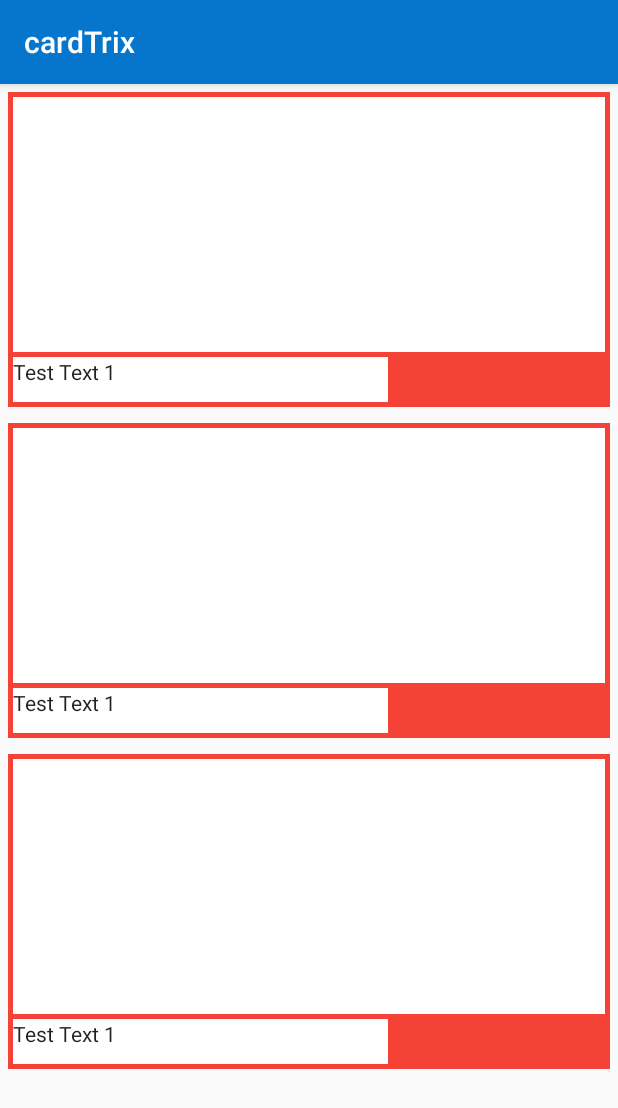
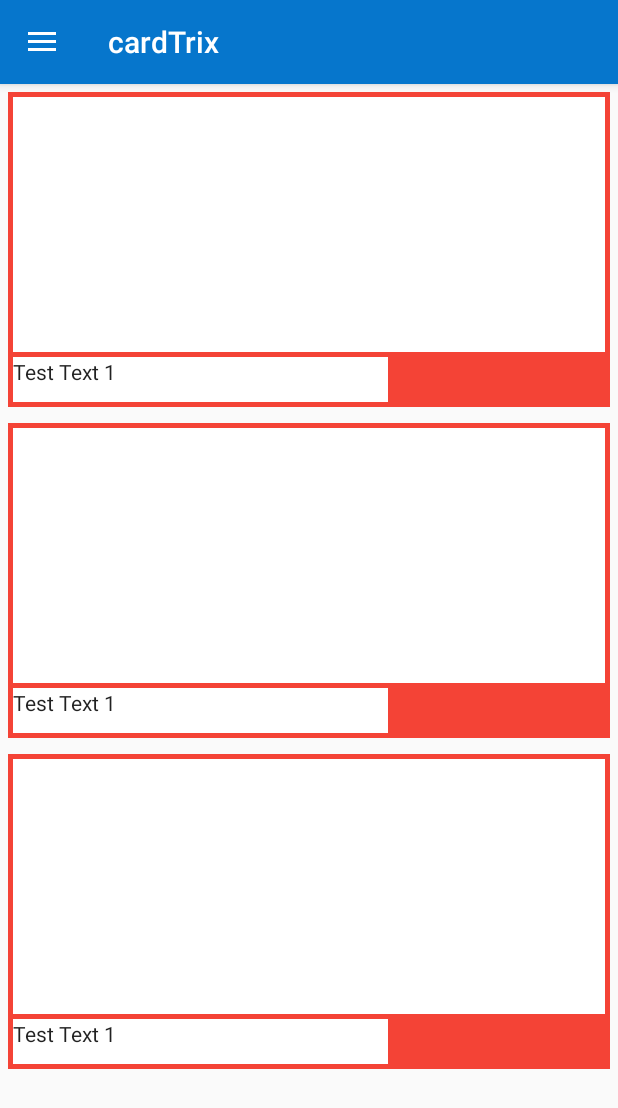
Before and after one commit to darnesaumya/cardTrix, an Android app: the screen it shows after launch (MainActivity), on a phone screen of 412 x 824 dp. Shown: the top 1108 px of the screen. Run offline under Robolectric (Android 15) with nearby library versions, the phone set to English and light mode, and no system bars.

Commit message:
Second Commit

```diff
--- a/app/src/main/java/com/example/cardtrix/MainActivity.java
+++ b/app/src/main/java/com/example/cardtrix/MainActivity.java
@@ -1,8 +1,11 @@
 package com.example.cardtrix;
 
 import android.content.Intent;
+import android.support.v4.widget.DrawerLayout;
+import android.support.v7.app.ActionBarDrawerToggle;
 import android.support.v7.app.AppCompatActivity;
 import android.os.Bundle;
+import android.view.MenuItem;
 import android.view.View;
 import android.widget.RelativeLayout;
 import android.widget.TextView;
@@ -14,6 +17,8 @@ import java.io.IOException;
 
 public class MainActivity extends AppCompatActivity {
     RelativeLayout rl1;
+    private DrawerLayout drawerLayout;
+    private ActionBarDrawerToggle toggle;
     TextView t1;
     @Override
     protected void onCreate(Bundle savedInstanceState) {
@@ -21,12 +26,25 @@ public class MainActivity extends AppCompatActivity {
         setContentView(R.layout.activity_main);
         rl1 = findViewById(R.id.rl1);
         t1 = findViewById(R.id.t1);
+        drawerLayout = (DrawerLayout)findViewById(R.id.drawerLayout);
+        toggle = new ActionBarDrawerToggle(this , drawerLayout, R.string.Open, R.string.Close);
         rl1.setOnClickListener(new View.OnClickListener() {
             @Override
             public void onClick(View v) {
-                Intent cardactivityintent = new Intent(MainActivity.this, CardViewActivity.class);
-                startActivity(cardactivityintent);
+                Intent cardActivityIntent = new Intent(MainActivity.this, CardViewActivity.class);
+                startActivity(cardActivityIntent);
             }
         });
+        drawerLayout.addDrawerListener(toggle);
+        toggle.syncState();
+        getSupportActionBar().setDisplayHomeAsUpEnabled(true);
+    }
+
+    @Override
+    public boolean onOptionsItemSelected(MenuItem item) {
+        if(toggle.onOptionsItemSelected(item)){
+            return true;
+        }
+        return super.onOptionsItemSelected(item);
     }
 }
--- a/app/src/main/res/layout/activity_main.xml
+++ b/app/src/main/res/layout/activity_main.xml
@@ -1,10 +1,14 @@
 <?xml version="1.0" encoding="utf-8"?>
-<ScrollView xmlns:android="http://schemas.android.com/apk/res/android"
+<android.support.v4.widget.DrawerLayout xmlns:android="http://schemas.android.com/apk/res/android"
     xmlns:app="http://schemas.android.com/apk/res-auto"
+    android:id="@+id/drawerLayout"
     xmlns:tools="http://schemas.android.com/tools"
     android:layout_width="match_parent"
     android:layout_height="match_parent"
     tools:context=".MainActivity">
+    <ScrollView
+        android:layout_width="match_parent"
+        android:layout_height="match_parent">
         <LinearLayout
             android:layout_width="match_parent"
             android:layout_height="wrap_content"
@@ -72,7 +76,14 @@
                     android:layout_below="@id/img3"
                     android:text="@string/test"/>
             </RelativeLayout>
+        </LinearLayout>
+    </ScrollView>
+    <android.support.design.widget.NavigationView
+        android:layout_width="wrap_content"
+        android:layout_height="match_parent"
+        app:menu = "@menu/nav_menu"
+        android:layout_gravity = "start"
+        app:headerLayout="@layout/nav_header">
 
-    </LinearLayout>
-
-</ScrollView>
+    </android.support.design.widget.NavigationView>
+</android.support.v4.widget.DrawerLayout>
--- /dev/null
+++ b/app/src/main/res/menu/nav_menu.xml
@@ -0,0 +1,10 @@
+<?xml version="1.0" encoding="utf-8"?>
+<menu xmlns:android="http://schemas.android.com/apk/res/android">
+    <item android:id="@+id/add_new"
+        android:title="Add new entry"/>
+    <item android:id="@+id/settings"
+        android:title = "Settings"/>
+    <item android:id="@+id/help"
+        android:title="Help"/>
+
+</menu>
--- a/app/src/main/res/values/strings.xml
+++ b/app/src/main/res/values/strings.xml
@@ -4,4 +4,7 @@
     <string name="Name">Name</string>
     <string name="Number">Number</string>
     <string name="title_activity_main2">Main2Activity</string>
+    <string name="Open">Open</string>
+    <string name="Close">Close</string>
+    <string name="header">Header</string>
 </resources>
```
Also changed, not shown: app/src/main/res/drawable/round_button.xml (deleted, +0 -9 lines), app/src/main/res/layout/nav_header.xml (added, +11 -0 lines). Lines whose indentation alone changed are shown as unchanged.
